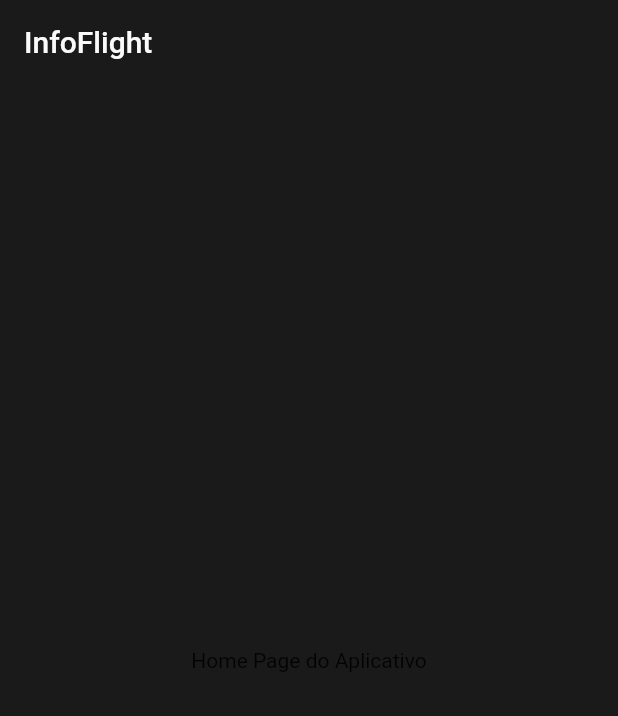
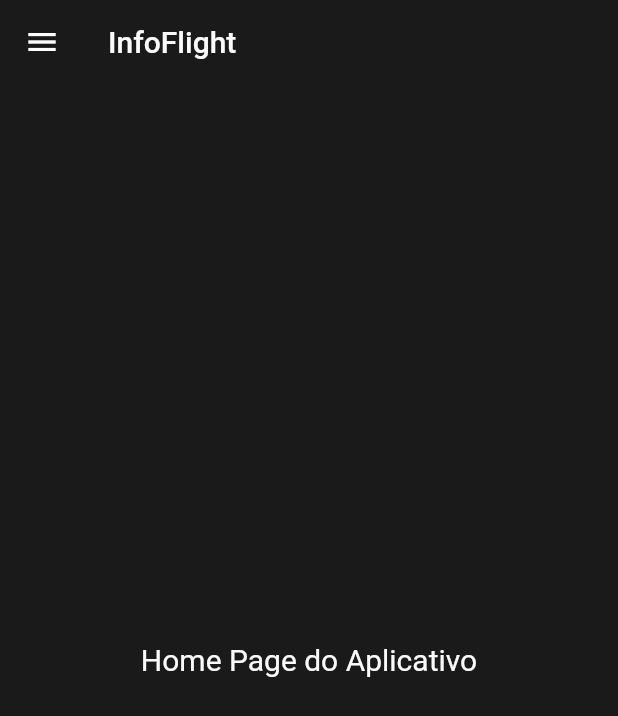
Before and after one commit to marcosmvgs/infoflight, a Flutter app: the screen it shows after launch, on a phone screen of 412 x 824 dp. Shown: the top 716 px of the screen. Run offline on Flutter 3.47's test engine with Material 2 defaults, Android fonts, the phone set to English and light mode, and no system bars.

Commit message:
Desenvolvendo Drawer

```diff
--- a/lib/main.dart
+++ b/lib/main.dart
@@ -1,5 +1,7 @@
 import 'package:flutter/material.dart';
+import 'package:infoflight/components/app_drawer.dart';
 import 'package:infoflight/screens/homepage_sceen.dart';
+import 'package:infoflight/utils/app_routes.dart';
 
 void main() {
   runApp(MyApp());
@@ -15,17 +17,36 @@ class MyApp extends StatelessWidget {
     return MaterialApp(
       title: 'InfoFlight',
       theme: theme.copyWith(
-          scaffoldBackgroundColor: const Color.fromRGBO(26, 26, 26, 1.0),
-          appBarTheme: theme.appBarTheme.copyWith(
+        scaffoldBackgroundColor: const Color.fromRGBO(26, 26, 26, 1.0),
+        appBarTheme: theme.appBarTheme.copyWith(
             elevation: 0.0,
             backgroundColor: const Color.fromRGBO(26, 26, 26, 1.0),
             titleTextStyle: const TextStyle(
               fontSize: 20,
               fontWeight: FontWeight.w500,
               color: Color.fromRGBO(250, 250, 250, 1),
-            )
-          )),
-      home: const HomepageScreen(),
+            )),
+        textTheme: theme.textTheme.copyWith(
+          headline4: const TextStyle(
+            color: Color.fromRGBO(250, 250, 250, 1),
+            fontSize: 20,
+          ),
+          headline5: const TextStyle(
+            color: Color.fromRGBO(250, 250, 250, 1),
+            fontSize: 20,
+          ),
+        ),
+        listTileTheme: theme.listTileTheme.copyWith(
+          iconColor: const Color.fromRGBO(255, 190, 85, 1.0),
+          textColor: const Color.fromRGBO(26, 26, 26, 1.0),
+        ),
+        drawerTheme: theme.drawerTheme.copyWith(
+          backgroundColor: Color.fromARGB(255, 236, 236, 236),
+        )
+      ),
+      routes: {
+        AppRoutes.HOMEPAGE:(context) => const HomepageScreen(),
+      },
     );
   }
 }
--- a/lib/screens/homepage_sceen.dart
+++ b/lib/screens/homepage_sceen.dart
@@ -1,4 +1,5 @@
 import 'package:flutter/material.dart';
+import 'package:infoflight/components/app_drawer.dart';
 
 class HomepageScreen extends StatelessWidget {
   const HomepageScreen({super.key});
@@ -9,7 +10,9 @@ class HomepageScreen extends StatelessWidget {
       appBar: AppBar(
         title: const Text('InfoFlight'),
       ),
-      body: const Center(child: Text('Home Page do Aplicativo'),),
+      body: Center(child: Text('Home Page do Aplicativo',
+      style: Theme.of(context).textTheme.headline4,),),
+      drawer: AppDrawer(),
     );
   }
 }
--- /dev/null
+++ b/lib/utils/app_routes.dart
@@ -0,0 +1,4 @@
+class AppRoutes {
+  static const String HOMEPAGE = '/';
+
+}
```
Also changed, not shown: lib/components/app_drawer.dart (added, +48 -0 lines), lib/data/drawer_data.dart (added, +45 -0 lines), 1 other file.
